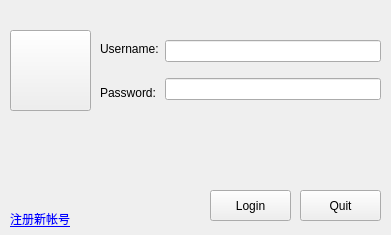
Qt form ui/ui_login.ui (jactry/Zucchini) before a commit.
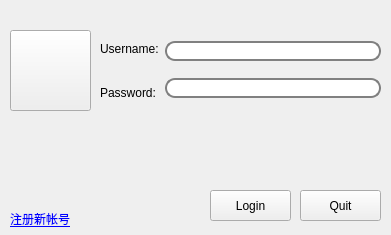
The same form after that commit. Icons and pictures are not drawn.

What changed in the file:
```diff
--- a/ui/ui_login.ui
+++ b/ui/ui_login.ui
@@ -50,10 +50,28 @@
     <item>
      <layout class="QVBoxLayout" name="verticalLayout">
       <item>
-       <widget class="QLineEdit" name="lineEdit_user"/>
+       <widget class="QLineEdit" name="lineEdit_user">
+        <property name="styleSheet">
+         <string notr="true">border-style:oytset;
+border:2px solid gray;
+border-radius:10px;
+padding:0 8px;
+background: white;
+selection-background-color:darkgray;</string>
+        </property>
+       </widget>
       </item>
       <item>
-       <widget class="QLineEdit" name="lineEdit_pwd"/>
+       <widget class="QLineEdit" name="lineEdit_pwd">
+        <property name="styleSheet">
+         <string notr="true">border-style:oytset;
+border:2px solid gray;
+border-radius:10px;
+padding:0 8px;
+background: white;
+selection-background-color:darkgray;</string>
+        </property>
+       </widget>
       </item>
      </layout>
     </item>
@@ -118,10 +136,10 @@
   <widget class="QLabel" name="label_warming">
    <property name="geometry">
     <rect>
-     <x>140</x>
+     <x>100</x>
      <y>110</y>
-     <width>191</width>
-     <height>16</height>
+     <width>281</width>
+     <height>20</height>
     </rect>
    </property>
    <property name="font">
```
Left out of the diff: 29 changed lines with no effect on the pictures.
